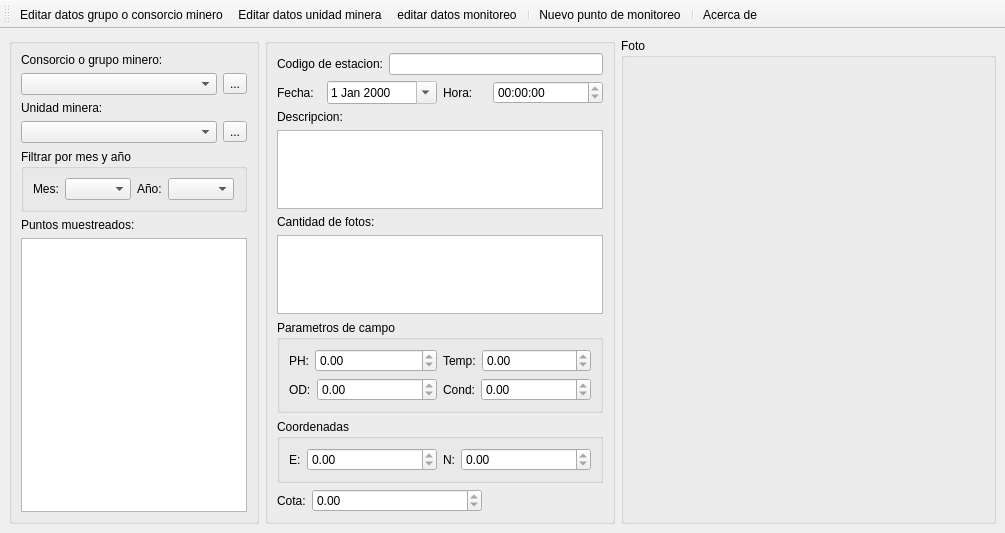
Old version of the form mainwindow.ui in the repository lincolningaroca/SWDataMonitoreo.
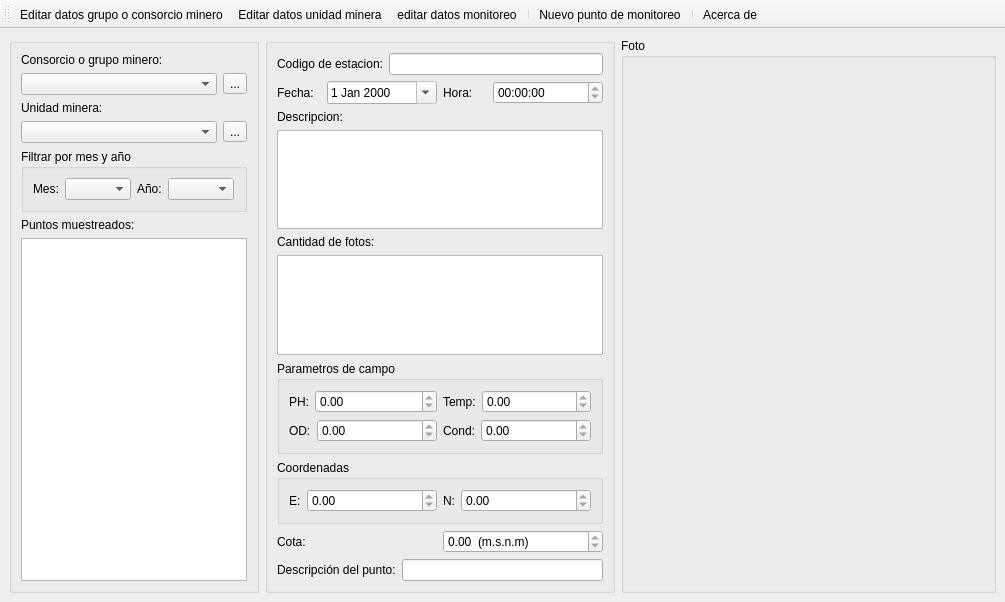
New version of the form. Icons and pictures are not drawn. Custom widgets are drawn as their Qt base class.

Commit message: agregado form para mostrar descripción del punto, agregado icono para boton descripción de punto, y funciones para mostrar dicha información

The edit to the form file:
```diff
--- a/mainwindow.ui
+++ b/mainwindow.ui
@@ -7,14 +7,14 @@
     <x>0</x>
     <y>0</y>
     <width>1005</width>
-    <height>533</height>
+    <height>602</height>
    </rect>
   </property>
   <property name="windowTitle">
    <string>MainWindow</string>
   </property>
   <widget class="QWidget" name="centralwidget">
-   <layout class="QHBoxLayout" name="horizontalLayout_7">
+   <layout class="QHBoxLayout" name="horizontalLayout_5">
     <item>
      <widget class="QGroupBox" name="groupBox">
       <property name="sizePolicy">
@@ -339,8 +339,8 @@
          <property name="title">
           <string>Coordenadas</string>
          </property>
-         <layout class="QGridLayout" name="gridLayout_4">
-          <item row="0" column="0">
+         <layout class="QHBoxLayout" name="horizontalLayout_7">
+          <item>
            <layout class="QGridLayout" name="gridLayout_3">
             <item row="0" column="0">
              <widget class="QLabel" name="label_15">
@@ -360,6 +360,9 @@
               <property name="readOnly">
                <bool>true</bool>
               </property>
+              <property name="maximum">
+               <double>9999999999.000000000000000</double>
+              </property>
              </widget>
             </item>
             <item row="0" column="2">
@@ -380,6 +383,9 @@
               <property name="readOnly">
                <bool>true</bool>
               </property>
+              <property name="maximum">
+               <double>9999999999.000000000000000</double>
+              </property>
              </widget>
             </item>
            </layout>
@@ -388,16 +394,16 @@
         </widget>
        </item>
        <item>
-        <layout class="QFormLayout" name="formLayout_6">
-         <item row="0" column="0">
+        <layout class="QHBoxLayout" name="horizontalLayout_6">
+         <item>
           <widget class="QLabel" name="label_17">
            <property name="text">
             <string>Cota:</string>
            </property>
           </widget>
          </item>
-         <item row="0" column="1">
-          <widget class="QDoubleSpinBox" name="doubleSpinBox_3">
+         <item>
+          <widget class="QDoubleSpinBox" name="dsbCota">
            <property name="maximumSize">
             <size>
              <width>170</width>
@@ -407,6 +413,30 @@
            <property name="readOnly">
             <bool>true</bool>
            </property>
+           <property name="suffix">
+            <string>  (m.s.n.m)</string>
+           </property>
+           <property name="maximum">
+            <double>9999999999.000000000000000</double>
+           </property>
+          </widget>
+         </item>
+        </layout>
+       </item>
+       <item>
+        <layout class="QHBoxLayout" name="horizontalLayout_4">
+         <item>
+          <widget class="QLabel" name="label_18">
+           <property name="text">
+            <string>Descripción del punto:</string>
+           </property>
+          </widget>
+         </item>
+         <item>
+          <widget class="SWCustomTxt" name="txtDesc_punto">
+           <property name="readOnly">
+            <bool>true</bool>
+           </property>
           </widget>
          </item>
         </layout>
@@ -523,6 +553,13 @@
    </property>
   </action>
  </widget>
+ <customwidgets>
+  <customwidget>
+   <class>SWCustomTxt</class>
+   <extends>QLineEdit</extends>
+   <header location="global">swcustomtxt.h</header>
+  </customwidget>
+ </customwidgets>
  <resources>
   <include location="rsc.qrc"/>
   <include location="rsc.qrc"/>
```
Left out of the diff: 4 changed lines with no effect on the pictures. The commit also changes 14 other files.
